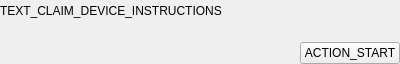
Before: the Qt Designer form parsec/core/gui/forms/claim_device_instructions_widget.ui in Scille/parsec-cloud, drawn with Qt 5.
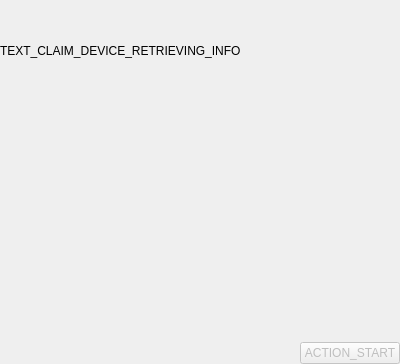
After: the same form once the commit is applied. Custom widgets are drawn as their Qt base class.

Commit message: [GUI] Added spinner and updated error message when claiming a user/device

```diff
--- a/parsec/core/gui/forms/claim_device_instructions_widget.ui
+++ b/parsec/core/gui/forms/claim_device_instructions_widget.ui
@@ -7,7 +7,7 @@
     <x>0</x>
     <y>0</y>
     <width>400</width>
-    <height>64</height>
+    <height>364</height>
    </rect>
   </property>
   <property name="windowTitle">
@@ -41,13 +41,76 @@
       <number>0</number>
      </property>
      <property name="text">
-      <string>TEXT_CLAIM_DEVICE_INSTRUCTIONS</string>
+      <string>TEXT_CLAIM_DEVICE_RETRIEVING_INFO</string>
      </property>
      <property name="wordWrap">
       <bool>true</bool>
      </property>
     </widget>
    </item>
+   <item>
+    <widget class="QWidget" name="widget_spinner" native="true">
+     <layout class="QHBoxLayout" name="horizontalLayout_2">
+      <property name="spacing">
+       <number>0</number>
+      </property>
+      <property name="leftMargin">
+       <number>0</number>
+      </property>
+      <property name="topMargin">
+       <number>0</number>
+      </property>
+      <property name="rightMargin">
+       <number>0</number>
+      </property>
+      <property name="bottomMargin">
+       <number>0</number>
+      </property>
+      <item>
+       <spacer name="horizontalSpacer_2">
+        <property name="orientation">
+         <enum>Qt::Horizontal</enum>
+        </property>
+        <property name="sizeHint" stdset="0">
+         <size>
+          <width>40</width>
+          <height>20</height>
+         </size>
+        </property>
+       </spacer>
+      </item>
+      <item>
+       <widget class="SpinnerWidget" name="widget_2" native="true">
+        <property name="minimumSize">
+         <size>
+          <width>200</width>
+          <height>200</height>
+         </size>
+        </property>
+        <property name="maximumSize">
+         <size>
+          <width>200</width>
+          <height>200</height>
+         </size>
+        </property>
+       </widget>
+      </item>
+      <item>
+       <spacer name="horizontalSpacer_3">
+        <property name="orientation">
+         <enum>Qt::Horizontal</enum>
+        </property>
+        <property name="sizeHint" stdset="0">
+         <size>
+          <width>40</width>
+          <height>20</height>
+         </size>
+        </property>
+       </spacer>
+      </item>
+     </layout>
+    </widget>
+   </item>
    <item>
     <layout class="QHBoxLayout" name="horizontalLayout">
      <item>
@@ -65,6 +128,9 @@
      </item>
      <item>
       <widget class="QPushButton" name="button_start">
+       <property name="enabled">
+        <bool>false</bool>
+       </property>
        <property name="cursor">
         <cursorShape>PointingHandCursor</cursorShape>
        </property>
@@ -77,6 +143,14 @@
    </item>
   </layout>
  </widget>
+ <customwidgets>
+  <customwidget>
+   <class>SpinnerWidget</class>
+   <extends>QWidget</extends>
+   <header>parsec.core.gui.custom_widgets</header>
+   <container>1</container>
+  </customwidget>
+ </customwidgets>
  <resources/>
  <connections/>
 </ui>
```
The commit also changes 9 other files.
